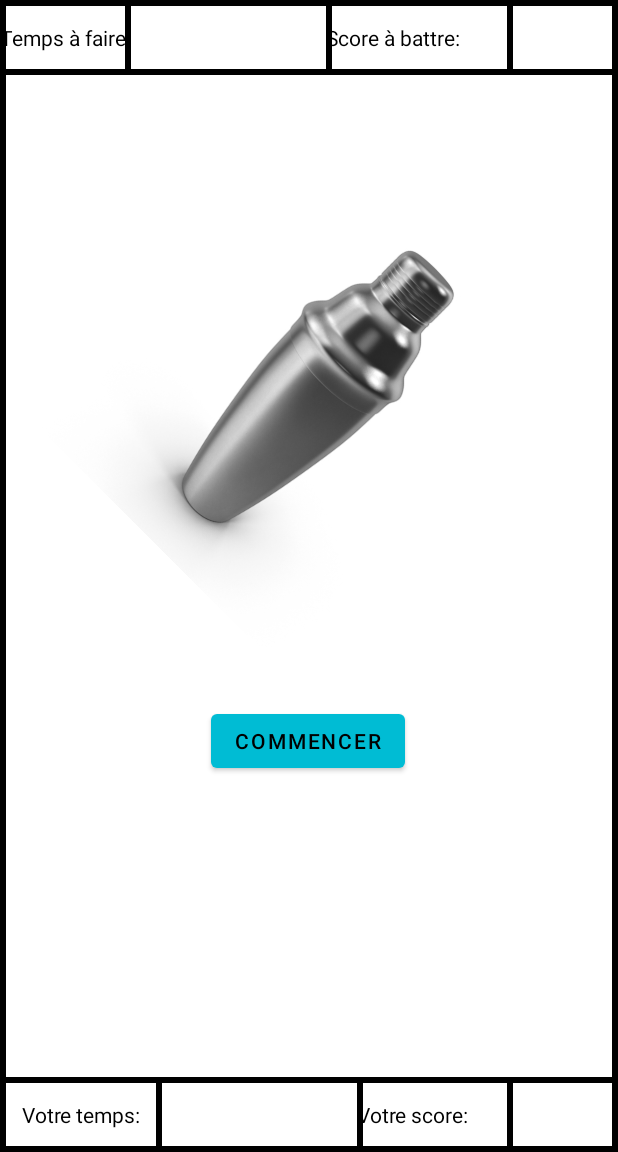
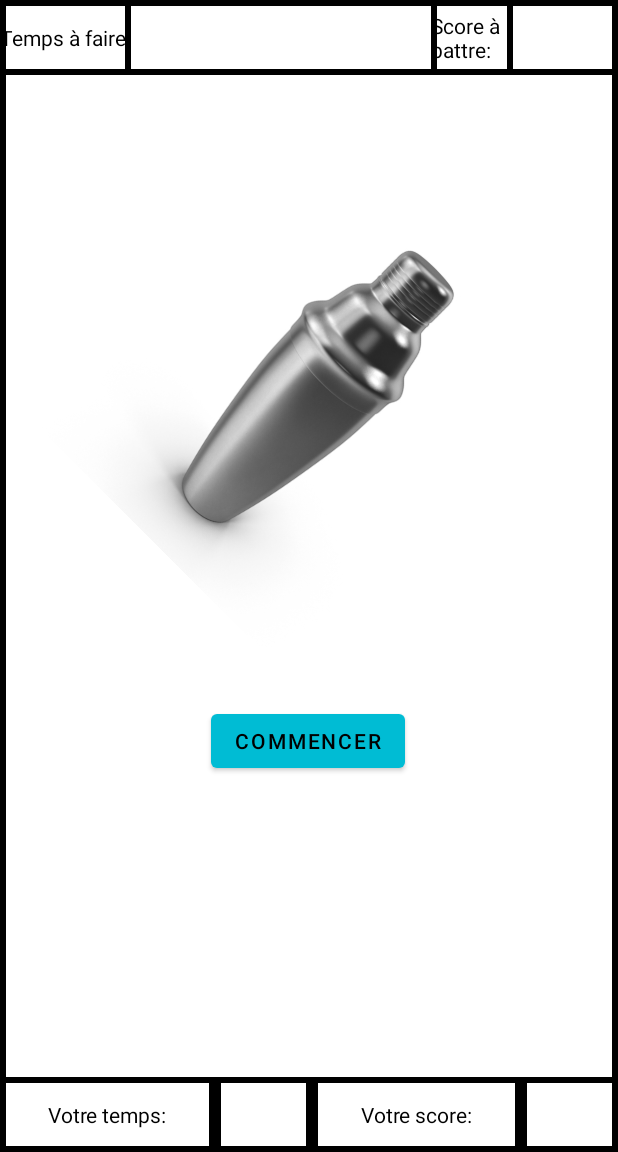
Before and after one commit to Amiralgaby/barman_shaker, an Android app: the JeuActivity screen opened directly, with no data from a screen before it, on a phone screen of 412 x 824 dp, the part 84-1236 px from its top. Run offline under Robolectric (Android 15) with nearby library versions, the phone set to English and light mode, and no system bars.

Commit message:
[DEV] développement de l'affichage du texte

```diff
--- a/Code/Projet_Barman/app/src/main/java/com/example/projet_barman/JeuActivity.java
+++ b/Code/Projet_Barman/app/src/main/java/com/example/projet_barman/JeuActivity.java
@@ -1,9 +1,12 @@
 package com.example.projet_barman;
 
+import android.annotation.SuppressLint;
+import android.app.Activity;
 import android.content.Context;
 import android.hardware.SensorManager;
 import android.os.Bundle;
 import android.view.View;
+import android.widget.TextView;
 
 import androidx.annotation.Nullable;
 import androidx.appcompat.app.AppCompatActivity;
@@ -14,11 +17,27 @@ public class JeuActivity extends AppCompatActivity {
 
     Manager manager = Manager.getInstance();
 
+    @SuppressLint("StaticFieldLeak")
+    public static TextView votreTemps;
+
+    @SuppressLint("StaticFieldLeak")
+    public static TextView votreScore;
+
+    public static void setScore(String score) {
+        votreScore.setText(score);
+    }
+
+    public static void setTemps(String temps) {
+        votreTemps.setText(temps);
+    }
+
     @Override
     protected void onCreate(@Nullable Bundle savedInstanceState) {
         super.onCreate(savedInstanceState);
         setContentView(R.layout.page_jeu);
         manager.setSensorManager((SensorManager)getSystemService(Context.SENSOR_SERVICE));
+        votreTemps = findViewById(R.id.votre_temps);
+        votreScore = findViewById(R.id.votre_score);
     }
 
     public void jouer(View view) {
--- a/Code/Projet_Barman/app/src/main/res/layout/page_jeu.xml
+++ b/Code/Projet_Barman/app/src/main/res/layout/page_jeu.xml
@@ -1,6 +1,7 @@
 <?xml version="1.0" encoding="utf-8"?>
 <androidx.constraintlayout.widget.ConstraintLayout xmlns:android="http://schemas.android.com/apk/res/android"
     xmlns:app="http://schemas.android.com/apk/res-auto"
+    xmlns:tools="http://schemas.android.com/tools"
     android:layout_width="match_parent"
     android:layout_height="match_parent"
     android:background="@drawable/bordure">
@@ -17,17 +18,19 @@
 
         <TextView
             android:id="@+id/textView2"
-            android:layout_width="wrap_content"
             android:layout_height="50dp"
+            android:layout_marginEnd="70dp"
+            android:layout_marginRight="70dp"
             android:background="@drawable/bordure"
             android:gravity="center_vertical"
             android:text="@string/temps_faire"
-            android:textColor="#000000" />
+            android:textColor="#000000"
+            android:layout_width="wrap_content" />
 
         <TextView
             android:id="@+id/textView4"
             android:layout_width="0dp"
-            android:layout_height="50dp"
+            android:layout_height="match_parent"
             android:layout_marginStart="130dp"
             android:layout_marginLeft="130dp"
             android:layout_marginEnd="70dp"
@@ -79,24 +82,44 @@
             android:id="@+id/textView5"
             android:layout_width="wrap_content"
             android:layout_height="50dp"
+            android:layout_gravity="center"
             android:layout_weight="1"
             android:background="@drawable/bordure"
             android:gravity="center"
             android:text="@string/votre_temps"
             android:textColor="#000000" />
 
+        <!-- utilisé pour afficher le temps de secouage -->
+        <TextView
+            android:id="@+id/votre_temps"
+            android:layout_width="wrap_content"
+            android:layout_height="50dp"
+            android:layout_gravity="center"
+            android:layout_weight="1"
+            android:background="@drawable/bordure"
+            android:gravity="center"
+            android:textColor="#000000" />
+
         <TextView
             android:id="@+id/textView6"
             android:layout_width="wrap_content"
-            android:layout_height="match_parent"
-            android:layout_marginStart="130dp"
-            android:layout_marginLeft="130dp"
-            android:layout_marginEnd="70dp"
-            android:layout_marginRight="70dp"
+            android:layout_height="50dp"
+            android:layout_gravity="center"
             android:layout_weight="1"
             android:background="@drawable/bordure"
-            android:gravity="center_vertical"
+            android:gravity="center"
             android:text="@string/votre_score"
+            android:textColor="#000000" />
+
+        <!-- utilisé pour afficher le score du joueur -->
+        <TextView
+            android:id="@+id/votre_score"
+            android:layout_width="wrap_content"
+            android:layout_height="match_parent"
+            android:layout_gravity="center"
+            android:layout_weight="1"
+            android:background="@drawable/bordure"
+            android:gravity="center"
             android:textColor="#000000" />
 
     </LinearLayout>
```
Also changed, not shown: Code/Projet_Barman/app/src/main/java/com/example/projet_barman/NotifierTimeSleep.java (deleted, +0 -30 lines), Code/Projet_Barman/app/src/main/java/com/example/projet_barman/PartieController.java (+17 -3 lines), Code/Projet_Barman/app/src/main/java/modele/Joueur.java (+0 -16 lines), Code/Projet_Barman/app/src/main/java/modele/Niveau.java (+7 -7 lines).
